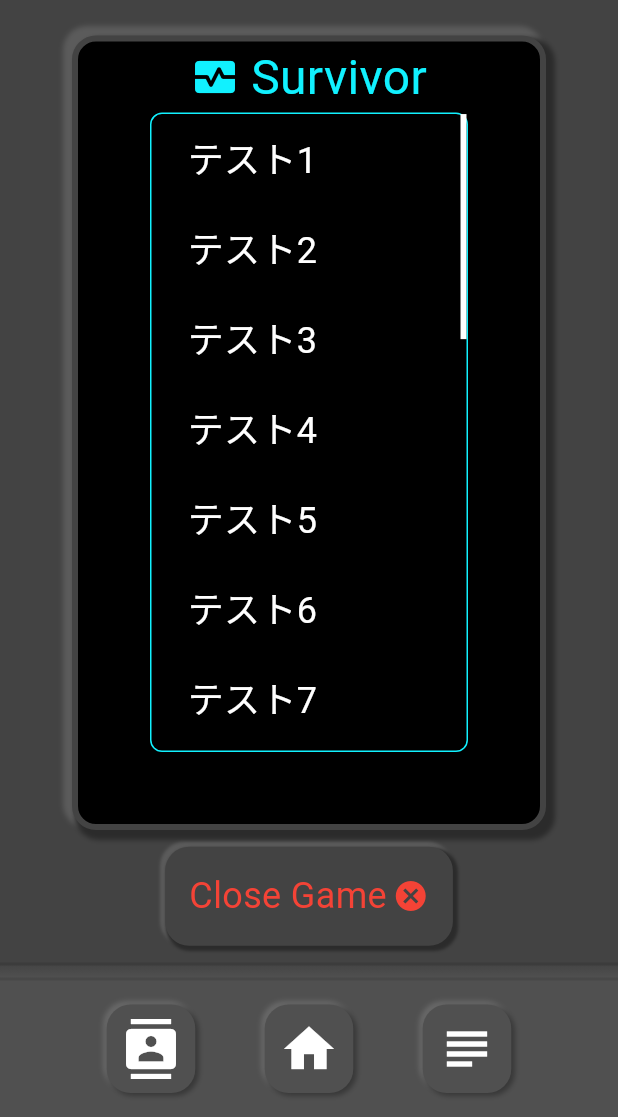
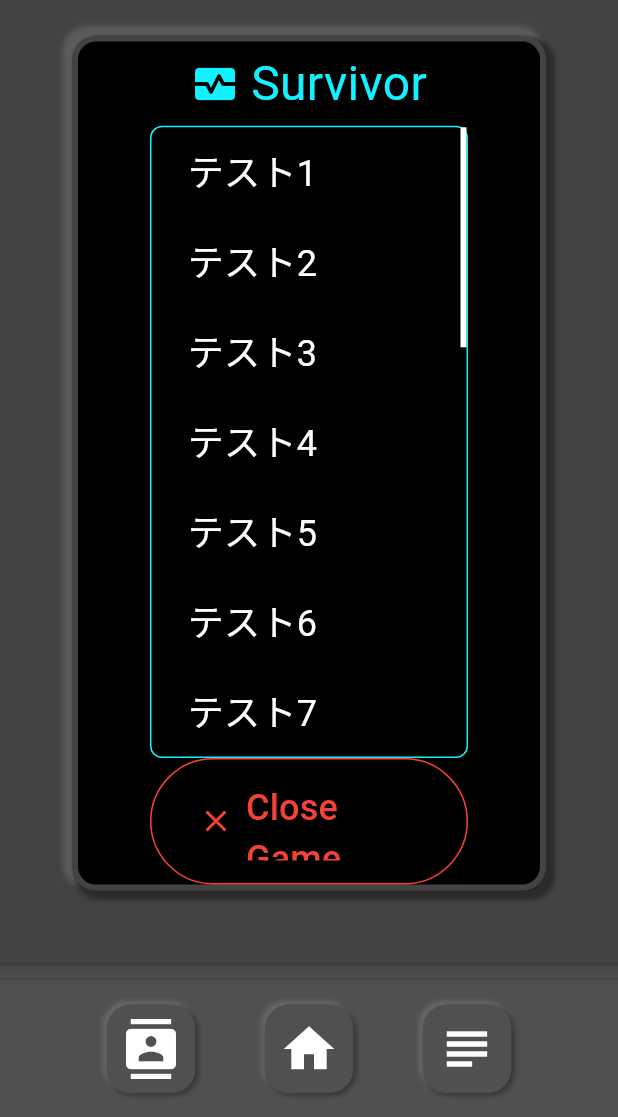
Before and after one commit to team-Effective/R-FrontMaster, a Flutter app: the GameHomePage screen opened by its route, on a phone screen of 412 x 824 dp, the part 119-1236 px from its top. Run offline on Flutter 3.47's test engine with Material 3 defaults, Android fonts, the phone set to English and light mode, and no system bars.

Commit message:
designFix:GameHomePageのゲーム終了ボタンのデザインを変更しました

```diff
--- a/lib/view/game_home_page.dart
+++ b/lib/view/game_home_page.dart
@@ -49,13 +49,13 @@ class GameHomePage extends StatelessWidget {
             //メイン機能
             flex: 6,
             child: Container(
-              padding: const EdgeInsets.fromLTRB(48, 0, 48, 0),
+              padding: const EdgeInsets.fromLTRB(48, 0, 48, 48),
               child: Column(
                 children: [
                   Expanded(
                     flex: 6,
                     child: Container(
-                      padding: const EdgeInsets.fromLTRB(48, 0, 48, 48),
+                      padding: const EdgeInsets.fromLTRB(48, 0, 48, 0),
                       decoration: BoxDecoration(
                         color: Colors.black,
                         border: Border.all(
@@ -107,10 +107,15 @@ class GameHomePage extends StatelessWidget {
                           ),
                           Expanded(
                             flex: 9,
+                            child: Column(
+                              children: [
+                                Expanded(
+                                  flex: 5,
                                   child: Container(
                                     decoration: BoxDecoration(
                                       border: Border.all(
-                                  color: const Color.fromRGBO(17, 241, 255, 1),
+                                        color: const Color.fromRGBO(
+                                            17, 241, 255, 1),
                                         width: 1,
                                       ),
                                       borderRadius: BorderRadius.circular(8),
@@ -127,7 +132,8 @@ class GameHomePage extends StatelessWidget {
                                               .map(
                                                 (str) => Container(
                                                   width: double.infinity,
-                                            margin: const EdgeInsets.fromLTRB(
+                                                  margin:
+                                                      const EdgeInsets.fromLTRB(
                                                           24, 12, 0, 12),
                                                   child: Text(
                                                     str,
@@ -144,56 +150,39 @@ class GameHomePage extends StatelessWidget {
                                     ),
                                   ),
                                 ),
-                        ],
-                      ),
-                    ),
-                  ),
                                 Expanded(
                                   flex: 1,
+                                  child: Container(
                                     child: Center(
-                      child: Container(
-                        padding: const EdgeInsets.all(16),
-                        constraints: const BoxConstraints(
-                          minWidth: 0,
+                                      child: OutlinedButton.icon(
+                                        onPressed: () {},
+                                        style: OutlinedButton.styleFrom(
+                                          side: const BorderSide(
+                                            color: Colors.red,
                                           ),
-                        decoration: BoxDecoration(
-                          color: const Color.fromRGBO(67, 67, 67, 1),
-                          borderRadius: BorderRadius.circular(16),
-                          boxShadow: const [
-                            BoxShadow(
-                              color: Color.fromRGBO(91, 91, 91, 1), //色
-                              spreadRadius: 1,
-                              blurRadius: 1,
-                              offset: Offset(-2, -2),
+                                          padding: const EdgeInsets.fromLTRB(
+                                              32, 16, 32, 16),
                                         ),
-                            BoxShadow(
-                              color: Color.fromRGBO(43, 43, 43, 1), //色
-                              spreadRadius: 1,
-                              blurRadius: 1,
-                              offset: Offset(2, 2),
+                                        icon: const Icon(
+                                          Icons.close,
+                                          size: 24,
+                                          color: Colors.red,
                                         ),
-                          ],
-                        ),
-                        child: const Row(
-                          mainAxisSize: MainAxisSize.min,
-                          children: [
-                            Text(
-                              'Close Game',
+                                        label: const Text(
+                                          "Close Game",
                                           style: TextStyle(
                                             fontSize: 24,
                                             color: Colors.red,
                                           ),
                                         ),
-                            SizedBox(
-                              width: 4,
                                       ),
-                            Icon(
-                              Icons.cancel,
-                              color: Colors.red,
-                              size: 24,
+                                    ),
+                                  ),
                                 ),
                               ],
                             ),
+                          ),
+                        ],
                       ),
                     ),
                   ),
@@ -218,7 +207,9 @@ class GameHomePage extends StatelessWidget {
                   top: BorderSide(
                     color: Color.fromRGBO(60, 60, 60, 1),
                     width: 2,
-                  ))),
+                  ),
+                ),
+              ),
               child: Container(
                 padding: const EdgeInsets.fromLTRB(48, 16, 48, 16),
                 decoration: const BoxDecoration(
```
Lines whose indentation alone changed are shown as unchanged.
